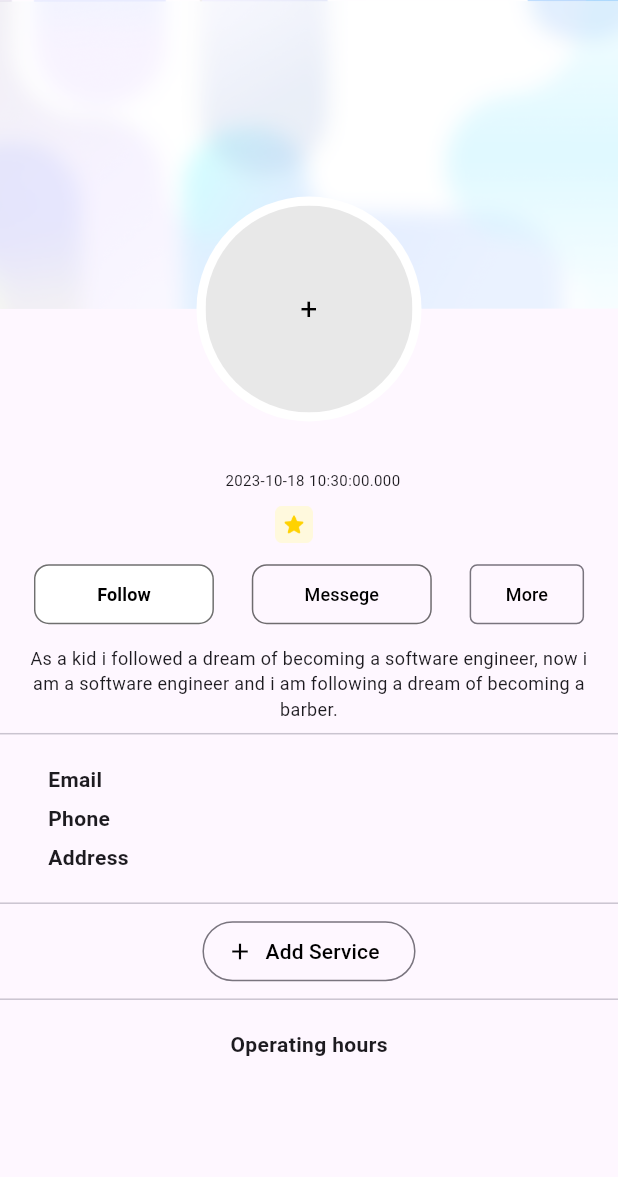
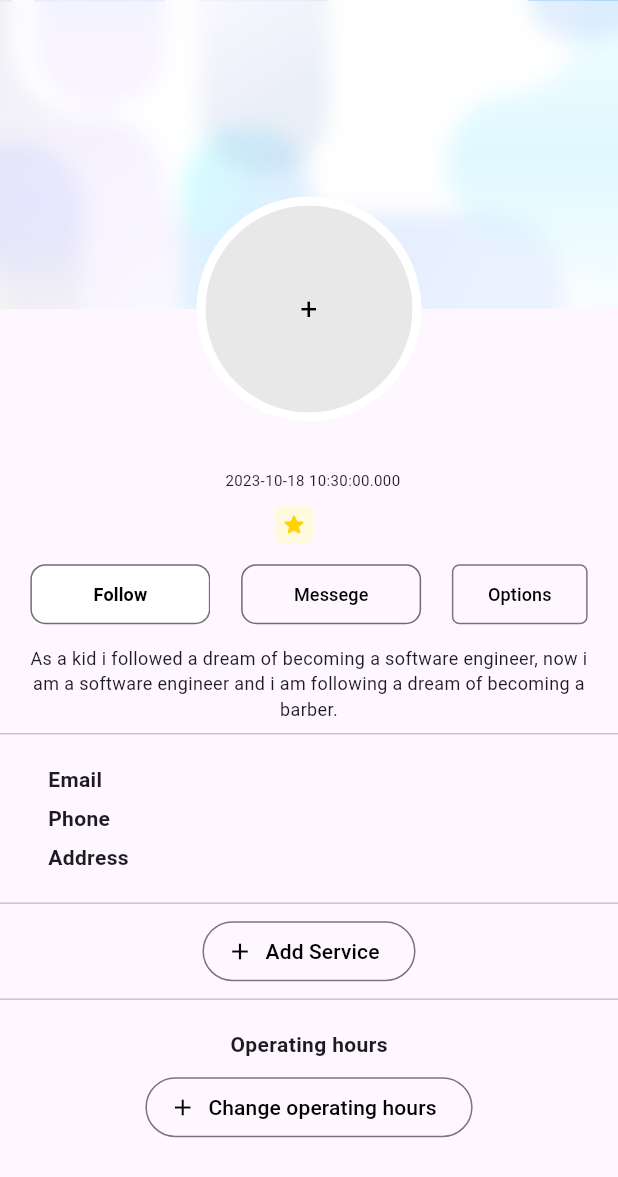
Before and after one commit to Idanmal8/Bookmarko_frontend_serverpod, a Flutter app: the Profile screen opened directly with empty values, on a phone screen of 412 x 824 dp. Shown: the top 1177 px of the screen. Run offline on Flutter 3.47's test engine with Material 2 defaults, Android fonts, the phone set to English and light mode, and no system bars; our stand-ins replace flutter_svg, google_fonts, shared_preferences, table_calendar; missing offline and left inert: serverpod, serverpod_client, serverpod_flutter; accounts and stored records are empty; statements that could not run were skipped.

Commit message:
profile continue

```diff
--- a/bookmarko/bookmarko_flutter/lib/screens/profile/profile.dart
+++ b/bookmarko/bookmarko_flutter/lib/screens/profile/profile.dart
@@ -64,10 +64,11 @@ class Profile extends StatelessWidget {
                           ],
                         ),
                       ),
-                      BioField(business: business),
+                      BioField(business: business, controller: controller),
                       const Divider(),
                       PersonalInformation(business: business),
                       const Divider(),
+                      Services(services: services),
                       OutlinedButton.icon(
                         onPressed: () => {},
                         icon: const Icon(
@@ -79,7 +80,6 @@ class Profile extends StatelessWidget {
                           style: TextStyle(color: Colors.black),
                         ),
                       ),
-                      Services(services: services),
                       const Divider(),
                       OperatingHoursWidget(operatingHours: operatingHours),
                     ],
--- a/bookmarko/bookmarko_flutter/lib/screens/profile/widget/bio.dart
+++ b/bookmarko/bookmarko_flutter/lib/screens/profile/widget/bio.dart
@@ -1,4 +1,5 @@
 import 'package:bookmarko_client/bookmarko_client.dart';
+import 'package:bookmarko_flutter/screens/profile/controller/profile_controller.dart';
 import 'package:flutter/material.dart';
 
 import 'package:bookmarko_flutter/screens/profile/widget/follow_button.dart';
@@ -7,9 +8,11 @@ import 'package:bookmarko_flutter/screens/profile/widget/options_button.dart';
 
 class BioField extends StatelessWidget {
   final Business business;
+  final ProfileController controller;
 
   const BioField({
     required this.business,
+    required this.controller,
     super.key,
   });
 
@@ -68,12 +71,12 @@ class BioField extends StatelessWidget {
           ],
         ),
         const SizedBox(height: 10),
-        const Row(
+        Row(
           mainAxisAlignment: MainAxisAlignment.spaceAround,
           children: [
-            FollowButton(),
-            MessegeButton(),
-            OptionButton(),
+            const FollowButton(),
+            const MessegeButton(),
+            OptionButton(controller: controller),
           ],
         ),
         const SizedBox(height: 10),
--- a/bookmarko/bookmarko_flutter/lib/screens/profile/widget/operating_hours.dart
+++ b/bookmarko/bookmarko_flutter/lib/screens/profile/widget/operating_hours.dart
@@ -15,7 +15,7 @@ class OperatingHoursWidget extends StatelessWidget {
       alignment: Alignment.center,
       width: MediaQuery.of(context).size.width - 20,
       child: Padding(
-        padding: const EdgeInsets.only(top: 12.0),
+        padding: const EdgeInsets.all(12.0),
         child: Column(
           children: [
             const SizedBox(
@@ -24,14 +24,31 @@ class OperatingHoursWidget extends StatelessWidget {
                 style: TextStyle(fontWeight: FontWeight.bold),
               ),
             ),
-            Padding(
-              padding: const EdgeInsets.only(top: 12.0),
-              child: Column(children: [
-                for (var operatingHour in operatingHours)
-                  dayCreation(operatingHour.day, operatingHour.openTime,
-                      operatingHour.closeTime)
-              ]),
-            )
+            Column(
+              children: [
+                if (operatingHours.isEmpty) ...[
+                    Padding(
+                      padding: const EdgeInsets.all(8.0),
+                      child: OutlinedButton.icon(
+                        onPressed: () => {},
+                        icon: const Icon(
+                          Icons.add,
+                          color: Colors.black,
+                        ),
+                        label: const Text(
+                          'Change operating hours',
+                          style: TextStyle(color: Colors.black),
+                        ),
+                      ),
+                    ),
+                  ]
+                else ...[
+                    for (var operatingHour in operatingHours)
+                      dayCreation(operatingHour.day, operatingHour.openTime,
+                          operatingHour.closeTime)
+                  ],
+              ],
+            ),
           ],
         ),
       ),
--- a/bookmarko/bookmarko_server/lib/src/endpoints/operating_hours_endpoint.dart
+++ b/bookmarko/bookmarko_server/lib/src/endpoints/operating_hours_endpoint.dart
@@ -65,6 +65,9 @@ class OperatingHoursEndpoint extends Endpoint {
     final fetchedHours = await OperatingHours.find(session,
         where: (hours) => hours.businessId.equals(businessId));
 
+    if (fetchedHours.isEmpty){
+      return [];
+    }
     // Convert fetched hours into a map for easy lookup.
     var fetchedHoursMap = {for (var hour in fetchedHours) hour.day: hour};
 
```
Also changed, not shown: bookmarko/bookmarko_flutter/lib/screens/nav_bar/nav_bar_screen.dart (+12 -1 lines), bookmarko/bookmarko_flutter/lib/screens/profile/controller/profile_controller.dart (+9 -3 lines), bookmarko/bookmarko_flutter/lib/screens/profile/widget/options_button.dart (+45 -53 lines), bookmarko/bookmarko_flutter/lib/screens/services_screen/services_edit_screen.dart (added, +12 -0 lines).
